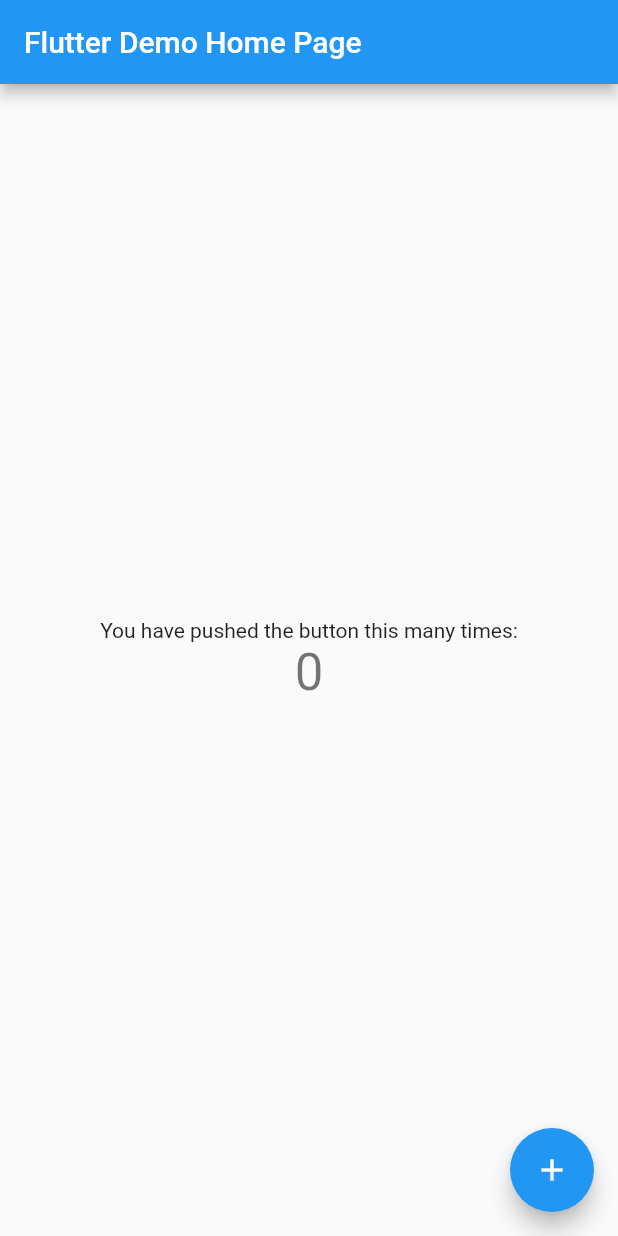
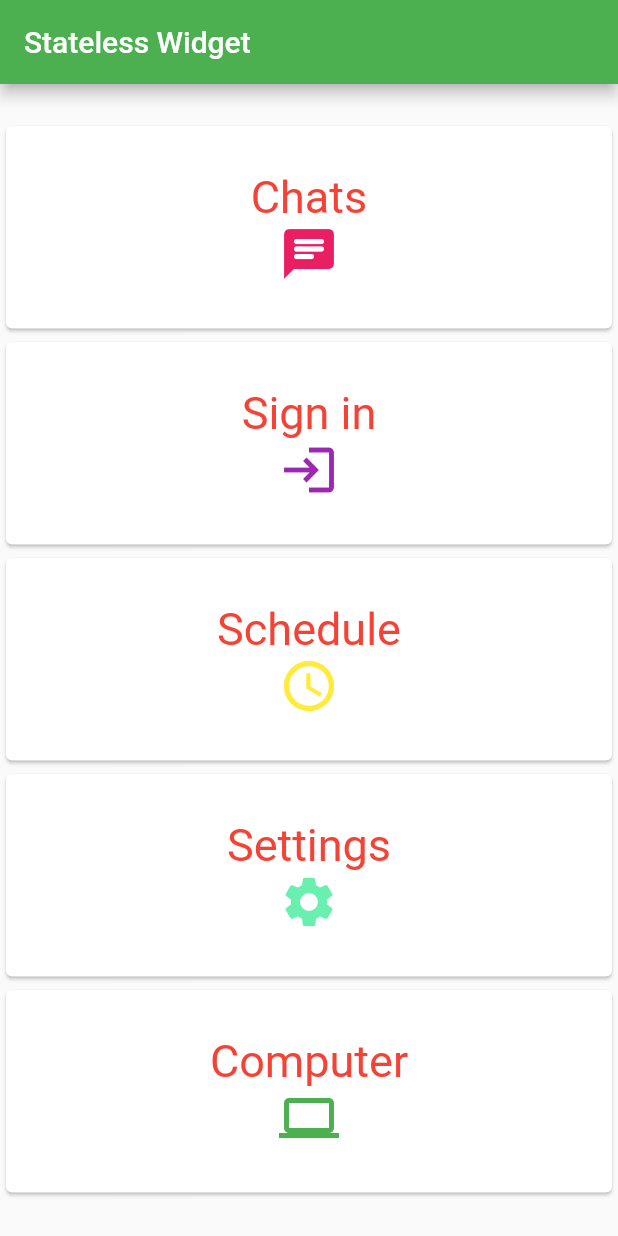
Before and after one commit to datlechin/FlutterExamples, a Flutter app: the screen it shows after launch, on a phone screen of 412 x 824 dp. Run offline on Flutter 3.47's test engine with Material 2 defaults, Android fonts, the phone set to English and light mode, and no system bars.

Commit message:
stateless widget

```diff
--- a/lib/main.dart
+++ b/lib/main.dart
@@ -5,111 +5,90 @@ void main() {
 }
 
 class MyApp extends StatelessWidget {
-  const MyApp({super.key});
+  const MyApp({Key? key}) : super(key: key);
 
-  // This widget is the root of your application.
   @override
   Widget build(BuildContext context) {
     return MaterialApp(
-      title: 'Flutter Demo',
+      debugShowCheckedModeBanner: false,
       theme: ThemeData(
-        // This is the theme of your application.
-        //
-        // Try running your application with "flutter run". You'll see the
-        // application has a blue toolbar. Then, without quitting the app, try
-        // changing the primarySwatch below to Colors.green and then invoke
-        // "hot reload" (press "r" in the console where you ran "flutter run",
-        // or simply save your changes to "hot reload" in a Flutter IDE).
-        // Notice that the counter didn't reset back to zero; the application
-        // is not restarted.
-        primarySwatch: Colors.blue,
+        primarySwatch: Colors.green,
       ),
-      home: const MyHomePage(title: 'Flutter Demo Home Page'),
+      home: const MyHomePage(),
     );
   }
 }
 
-class MyHomePage extends StatefulWidget {
-  const MyHomePage({super.key, required this.title});
 
-  // This widget is the home page of your application. It is stateful, meaning
-  // that it has a State object (defined below) that contains fields that affect
-  // how it looks.
-
-  // This class is the configuration for the state. It holds the values (in this
-  // case the title) provided by the parent (in this case the App widget) and
-  // used by the build method of the State. Fields in a Widget subclass are
-  // always marked "final".
-
-  final String title;
-
-  @override
-  State<MyHomePage> createState() => _MyHomePageState();
-}
-
-class _MyHomePageState extends State<MyHomePage> {
-  int _counter = 0;
-
-  void _incrementCounter() {
-    setState(() {
-      // This call to setState tells the Flutter framework that something has
-      // changed in this State, which causes it to rerun the build method below
-      // so that the display can reflect the updated values. If we changed
-      // _counter without calling setState(), then the build method would not be
-      // called again, and so nothing would appear to happen.
-      _counter++;
-    });
-  }
+class MyHomePage extends StatelessWidget {
+  const MyHomePage({Key? key}) : super(key: key);
 
   @override
   Widget build(BuildContext context) {
-    // This method is rerun every time setState is called, for instance as done
-    // by the _incrementCounter method above.
-    //
-    // The Flutter framework has been optimized to make rerunning build methods
-    // fast, so that you can just rebuild anything that needs updating rather
-    // than having to individually change instances of widgets.
+    const double iconSize = 40.0;
+    const double textSize = 30.0;
+    const TextStyle textStyle = TextStyle(
+      fontSize: textSize,
+      color: Colors.red
+    );
+
+    var column = Column(
+      crossAxisAlignment: CrossAxisAlignment.stretch,
+      children: const [
+        MyCard(
+          icon: Icon(Icons.chat_rounded, color: Colors.pink, size: iconSize),
+          text: Text('Chats', style: textStyle),
+        ),
+        MyCard(
+          icon: Icon(Icons.login, color: Colors.purple, size: iconSize),
+          text: Text('Sign in', style: textStyle),
+        ),
+        MyCard(
+          icon: Icon(Icons.schedule, color: Colors.yellow, size: iconSize),
+          text: Text('Schedule', style: textStyle),
+        ),
+        MyCard(
+          icon: Icon(Icons.settings, color: Colors.greenAccent, size: iconSize),
+          text: Text('Settings', style: textStyle),
+        ),
+        MyCard(
+          icon: Icon(Icons.computer, color: Colors.green, size: iconSize),
+          text: Text('Computer', style: textStyle),
+        ),
+      ],
+    );
+
     return Scaffold(
       appBar: AppBar(
-        // Here we take the value from the MyHomePage object that was created by
-        // the App.build method, and use it to set our appbar title.
-        title: Text(widget.title),
+        title: const Text('Stateless Widget'),
       ),
       body: Center(
-        // Center is a layout widget. It takes a single child and positions it
-        // in the middle of the parent.
-        child: Column(
-          // Column is also a layout widget. It takes a list of children and
-          // arranges them vertically. By default, it sizes itself to fit its
-          // children horizontally, and tries to be as tall as its parent.
-          //
-          // Invoke "debug painting" (press "p" in the console, choose the
-          // "Toggle Debug Paint" action from the Flutter Inspector in Android
-          // Studio, or the "Toggle Debug Paint" command in Visual Studio Code)
-          // to see the wireframe for each widget.
-          //
-          // Column has various properties to control how it sizes itself and
-          // how it positions its children. Here we use mainAxisAlignment to
-          // center the children vertically; the main axis here is the vertical
-          // axis because Columns are vertical (the cross axis would be
-          // horizontal).
-          mainAxisAlignment: MainAxisAlignment.center,
-          children: <Widget>[
-            const Text(
-              'You have pushed the button this many times:',
-            ),
-            Text(
-              '$_counter',
-              style: Theme.of(context).textTheme.headline4,
-            ),
-          ],
+        child: SingleChildScrollView(
+          child: column
         ),
-      ),
-      floatingActionButton: FloatingActionButton(
-        onPressed: _incrementCounter,
-        tooltip: 'Increment',
-        child: const Icon(Icons.add),
-      ), // This trailing comma makes auto-formatting nicer for build methods.
+      )
     );
   }
 }
+
+class MyCard extends StatelessWidget {
+  const MyCard({super.key, required this.icon, required this.text});
+
+  final Icon icon;
+  final Text text;
+
+  @override
+  Widget build(BuildContext context) {
+    return Container(
+      padding: const EdgeInsets.only(bottom: 1),
+      child: Card(
+        child: Container(
+          padding: const EdgeInsets.all(30.0),
+          child: Column(
+            children: <Widget>[text, icon],
+          ),
+        )
+      )
+    );
+  }
+}
```
Also changed, not shown: 1 other file.
